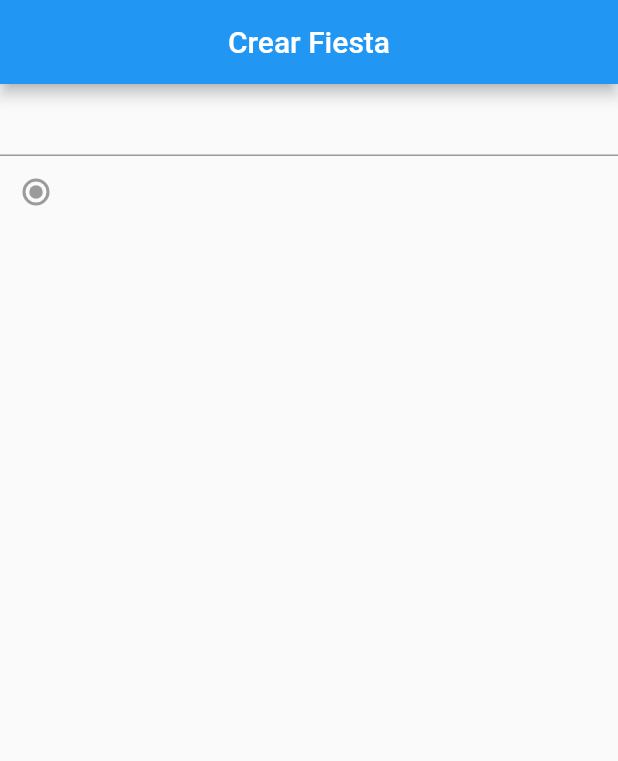
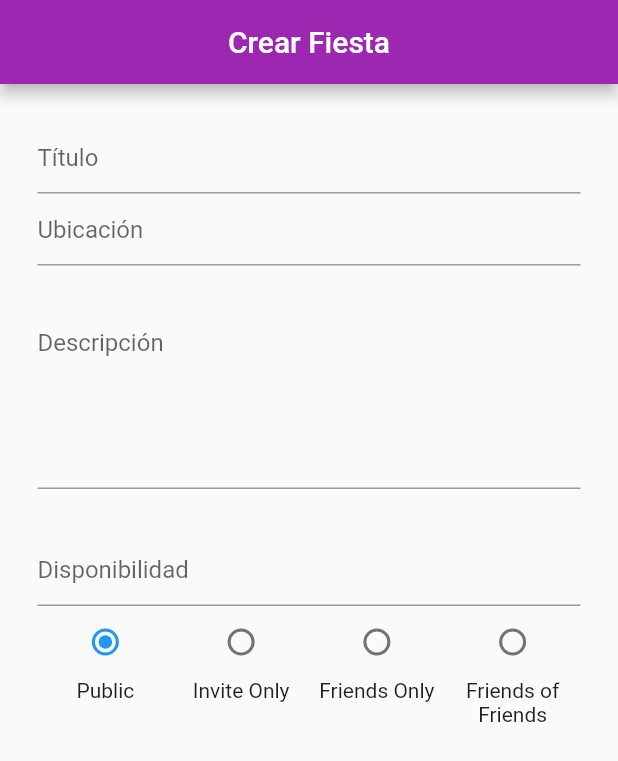
Before and after one commit to tombertoli/PartyGO, a Flutter app: the screen it shows after launch, on a phone screen of 412 x 824 dp. Shown: the top 761 px of the screen. Run offline on Flutter 3.47's test engine with Material 2 defaults, Android fonts, the phone set to English and light mode, and no system bars.

Commit message:
Cambios en la interfaz.

```diff
--- a/partygo/lib/main.dart
+++ b/partygo/lib/main.dart
@@ -17,15 +17,6 @@ class MyApp extends StatelessWidget {
 class MyHomePage extends StatefulWidget {
   MyHomePage({Key key, this.title}) : super(key: key);
 
-  // This widget is the home page of your application. It is stateful, meaning
-  // that it has a State object (defined below) that contains fields that affect
-  // how it looks.
-
-  // This class is the configuration for the state. It holds the values (in this
-  // case the title) provided by the parent (in this case the App widget) and
-  // used by the build method of the State. Fields in a Widget subclass are
-  // always marked "final".
-
   final String title;
 
   @override
@@ -33,73 +24,81 @@ class MyHomePage extends StatefulWidget {
 }
 
 class _MyHomePageState extends State<MyHomePage> {
-  int _counter = 0;
+  Privacy _partyPrivacy = Privacy.public;
 
-  void _incrementCounter() {
-    setState(() {
-      // This call to setState tells the Flutter framework that something has
-      // changed in this State, which causes it to rerun the build method below
-      // so that the display can reflect the updated values. If we changed
-      // _counter without calling setState(), then the build method would not be
-      // called again, and so nothing would appear to happen.
-      _counter++;
-    });
-  }
+  Widget _rowSpacer() => Padding(padding: EdgeInsets.only(top: 30));
 
-  List<Widget> divide(List<Widget> l) {
-    for (var i = 1; i < l.length; i += 2) {
-      l.insert(i, Divider());
-
-      if (l.length - i <= 2) break;
-    }
-
-    return l;
-  }
-
-  List<T> concat<T>(List<T> list, {List<T> addingList, T addingItem}) {
-    if (addingList != null) list.addAll(addingList);
-    if (addingItem != null) list.add(addingItem);
-
-    return list;
-  }
-
-  void dateChanged(DateTime dt) {
-    return;
-  }
-
-  void privacyChanged(Privacy p) {
-    return;
+  List<Widget> _privacyRadios() {
+    return [
+      [Privacy.public, 'Public'],
+      [Privacy.inviteOnly, 'Invite Only'],
+      [Privacy.friends, 'Friends Only'],
+      [Privacy.friendsOfFriends, 'Friends of Friends']
+    ].map((x) {
+      return Expanded(
+        child: Column(
+          children: [
+            Radio(value: x[0], groupValue: _partyPrivacy, onChanged: (x) {
+              setState(() {
+                _partyPrivacy = x;
+              });
+            }),
+            Text(x[1], textAlign: TextAlign.center)
+          ]
+        )
+      );
+    }).toList(growable: false);
   }
 
   @override
   Widget build(BuildContext context) {
     return Scaffold(
-      appBar: AppBar(title: Text('Crear Fiesta'), centerTitle: true),
+      appBar: AppBar(title: Text('Crear Fiesta'), centerTitle: true, backgroundColor: Colors.purple,),
       body: Center(
-        child: ListView(
-          children: [
-            //divide([
-              TextField(),
-              //Date(mode: CupertinoDatePickerMode.date, onDateTimeChanged: dateChanged,),
-              Row(children: <Widget>[
-                Radio(value: 'Public', groupValue: 'Public'),
+        child: Padding(padding: EdgeInsets.symmetric(vertical: 25, horizontal: 25),
+          child: Form(
+            child: ListView(
+              children: [
+                TextFormField(decoration: InputDecoration(hintText: 'Título')),
+                LocationTextField(child: TextFormField(decoration: InputDecoration(hintText: 'Ubicación'))),
+                _rowSpacer(),
+                TextFormField(minLines: 5, maxLines: 5, decoration: InputDecoration(hintText: 'Descripción')),
+                _rowSpacer(),
+                TextFormField(decoration: InputDecoration(hintText: 'Disponibilidad')),
+                Row(children: _privacyRadios(), crossAxisAlignment: CrossAxisAlignment.start,),
 
-              ],)
-                /*children: {
-                  Privacy.public: ,
-                  Privacy.inviteOnly: Text('Invite-Only'),
-                  Privacy.friends: Text('Friends Only'),
-                  Privacy.friendsOfFriends: Text('Friends of Friends'),
-                },
-                onValueChanged: privacyChanged,
-              )]*/
-          ]
+              ]
+            ),
+          ),
         ),
       ),
     );
   }
 }
 
+class LocationTextField extends StatefulWidget {
+  final Widget child;
+
+  LocationTextField({this.child});
+
+  @override
+  State<StatefulWidget> createState() => LocationTextFieldState();
+}
+
+class LocationTextFieldState extends State<LocationTextField> {
+  Location _location;
+
+  @override
+  Widget build(BuildContext context) {
+    return widget.child;
+  }
+}
+
+class Location {
+  double latitude;
+  double longitude;
+}
+
 enum Privacy {
   public, inviteOnly, friends, friendsOfFriends
 }
```
